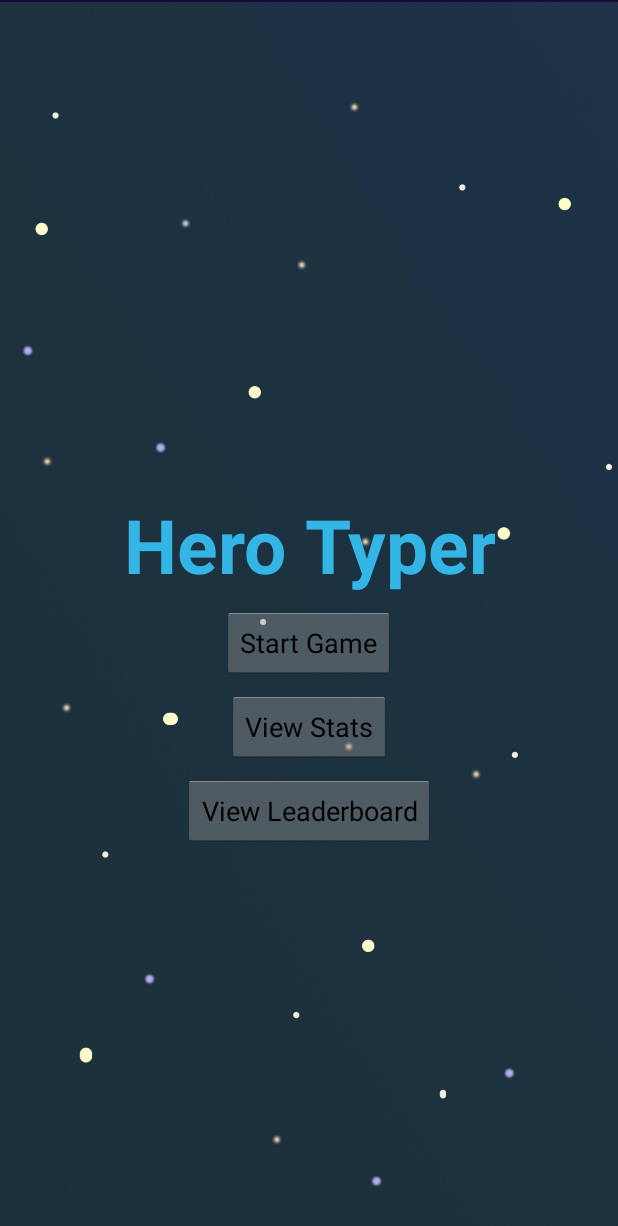
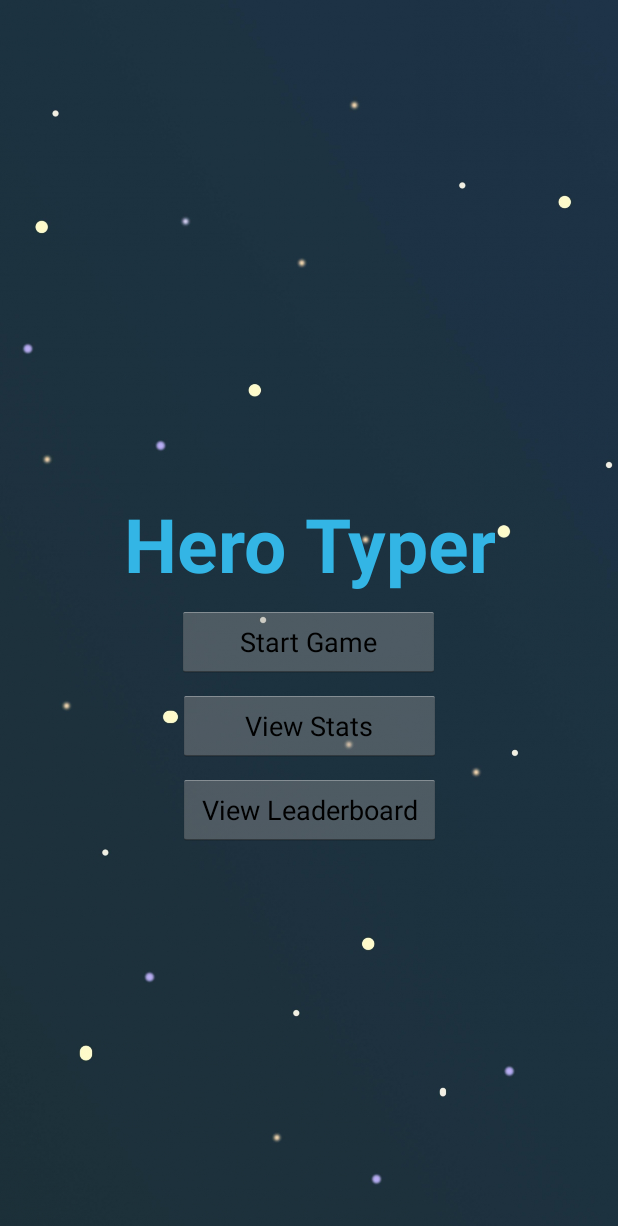
Before and after one commit to alibagher/HeroTyper, an Android app: the screen it shows after launch (WelcomeActivity), on a phone screen of 412 x 824 dp. Shown: the top 1226 px of the screen. Run offline under Robolectric (Android 15) with nearby library versions, the phone set to English and light mode, and no system bars.

Commit message:
button sizing, background sizing

```diff
--- a/app/src/main/java/com/phatphoophoo/pdtran/herotyper/views/GameScreenView.kt
+++ b/app/src/main/java/com/phatphoophoo/pdtran/herotyper/views/GameScreenView.kt
@@ -83,7 +83,7 @@ class GameScreenView : View {
             c?.drawBitmap(bulletBmList[i], posX, posY, null)
         }
 
-        c?.drawText("$scoreText$score", 50f, 50f, textPaint)
-        c?.drawText("$livesText$lives", 50f, 100f, textPaint)
+        c?.drawText("$scoreText$score", 50f, 75f, textPaint)
+        c?.drawText("$livesText$lives", 50f, 125f, textPaint)
     }
 }
--- a/app/src/main/res/layout/activity_game.xml
+++ b/app/src/main/res/layout/activity_game.xml
@@ -20,10 +20,6 @@
             android:id="@+id/fullscreen_content"
             android:layout_width="wrap_content"
             android:layout_height="wrap_content"
-            android:layout_marginStart="8dp"
-            android:layout_marginTop="8dp"
-            android:layout_marginEnd="8dp"
-            android:layout_marginBottom="8dp"
             android:contentDescription="@string/background_desc"
             android:gravity="center"
             android:keepScreenOn="true"
--- a/app/src/main/res/layout/activity_welcome.xml
+++ b/app/src/main/res/layout/activity_welcome.xml
@@ -15,10 +15,6 @@
     <ImageView android:id="@+id/fullscreen_content"
                android:layout_width="wrap_content"
                android:layout_height="wrap_content"
-               android:layout_marginStart="8dp"
-               android:layout_marginTop="8dp"
-               android:layout_marginEnd="8dp"
-               android:layout_marginBottom="8dp"
                android:contentDescription="@string/background_desc"
                android:gravity="center"
                android:keepScreenOn="true"
@@ -46,7 +42,7 @@
               app:layout_constraintTop_toTopOf="parent" app:layout_constraintVertical_bias="1.0"/>
     <Button
             android:id="@+id/start_game"
-            android:layout_width="wrap_content"
+            android:layout_width="175dp"
             android:layout_height="wrap_content"
             android:layout_marginStart="8dp"
             android:layout_marginTop="8dp"
@@ -58,7 +54,7 @@
 
     <Button
             android:id="@+id/View_stats"
-            android:layout_width="wrap_content"
+            android:layout_width="175dp"
             android:layout_height="wrap_content"
             android:layout_marginStart="8dp"
             android:layout_marginTop="8dp"
@@ -71,7 +67,7 @@
 
     <Button
             android:id="@+id/LeaderBoard"
-            android:layout_width="wrap_content"
+            android:layout_width="175dp"
             android:layout_height="wrap_content"
             android:layout_marginStart="8dp"
             android:layout_marginTop="8dp"
```
